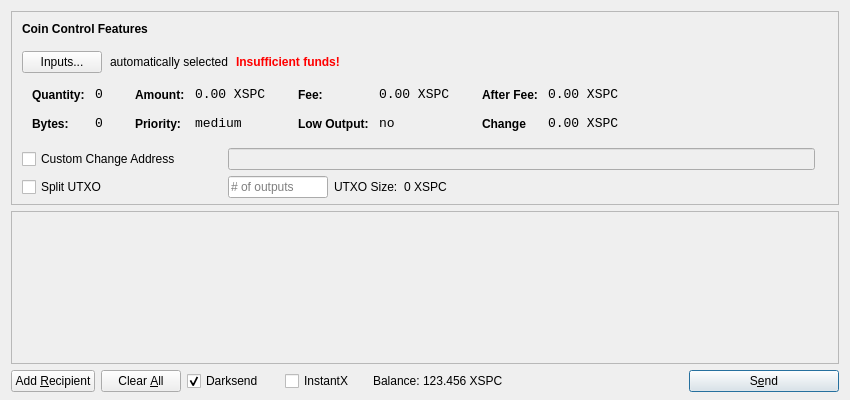
The window that src/qt/forms/sendcoinsdialog.ui (SpectreSecurityCoin/SpectreSecurityCoin) describes before a commit, drawn with Qt 5.
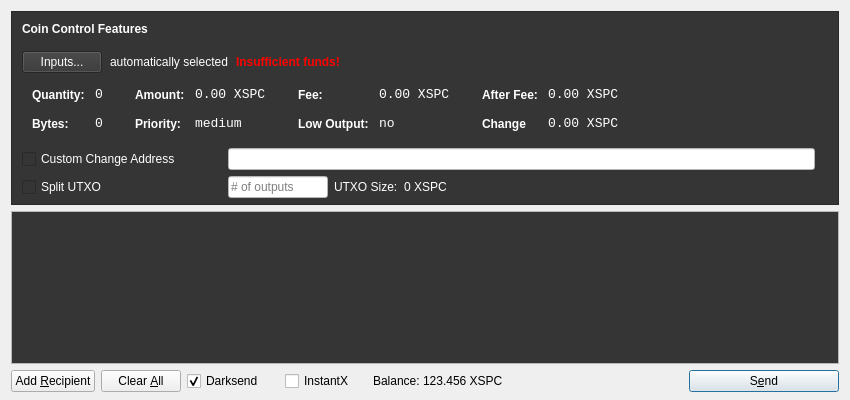
The same window after the commit. Icons and pictures are not drawn.

Diff of the .ui file:
```diff
--- a/src/qt/forms/sendcoinsdialog.ui
+++ b/src/qt/forms/sendcoinsdialog.ui
@@ -31,6 +31,10 @@
        <height>16777215</height>
       </size>
      </property>
+     <property name="styleSheet">
+      <string notr="true">color: rgb(255, 255, 255);
+background-color: rgb(53, 53, 53);</string>
+     </property>
      <property name="frameShape">
       <enum>QFrame::StyledPanel</enum>
      </property>
@@ -628,6 +632,10 @@
               <height>16777215</height>
              </size>
             </property>
+            <property name="styleSheet">
+             <string notr="true">background-color: rgb(255, 255, 255);
+color: rgb(0, 0, 0);</string>
+            </property>
             <property name="placeholderText">
              <string># of outputs</string>
             </property>
@@ -675,6 +683,10 @@
               <verstretch>0</verstretch>
              </sizepolicy>
             </property>
+            <property name="styleSheet">
+             <string notr="true">background-color: rgb(255, 255, 255);
+color: rgb(0, 0, 0);</string>
+            </property>
            </widget>
           </item>
           <item>
@@ -708,6 +720,9 @@
    </item>
    <item>
     <widget class="QScrollArea" name="scrollArea">
+     <property name="styleSheet">
+      <string notr="true"/>
+     </property>
      <property name="widgetResizable">
       <bool>true</bool>
      </property>
@@ -717,9 +732,13 @@
         <x>0</x>
         <y>0</y>
         <width>830</width>
-        <height>119</height>
+        <height>113</height>
        </rect>
       </property>
+      <property name="styleSheet">
+       <string notr="true">background-color: rgb(53, 53, 53);
+color: rgb(255, 255, 255);</string>
+      </property>
       <layout class="QVBoxLayout" name="verticalLayout_2">
        <property name="leftMargin">
         <number>0</number>
```
Left out of the diff: 13 changed lines with no effect on the pictures.
